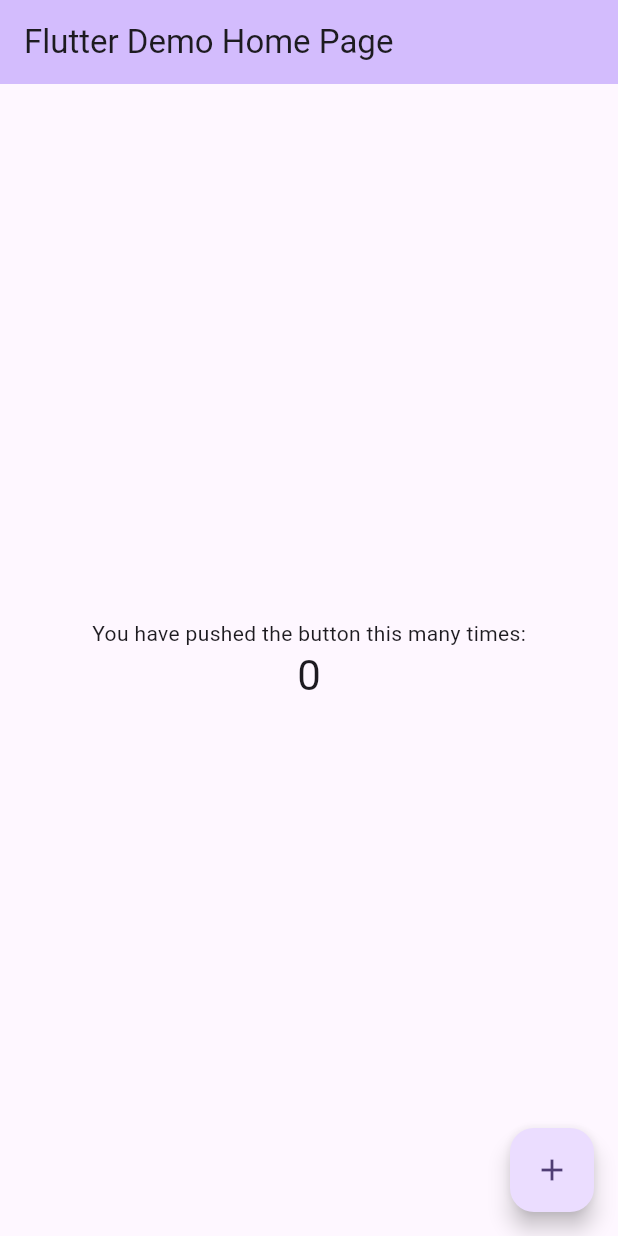
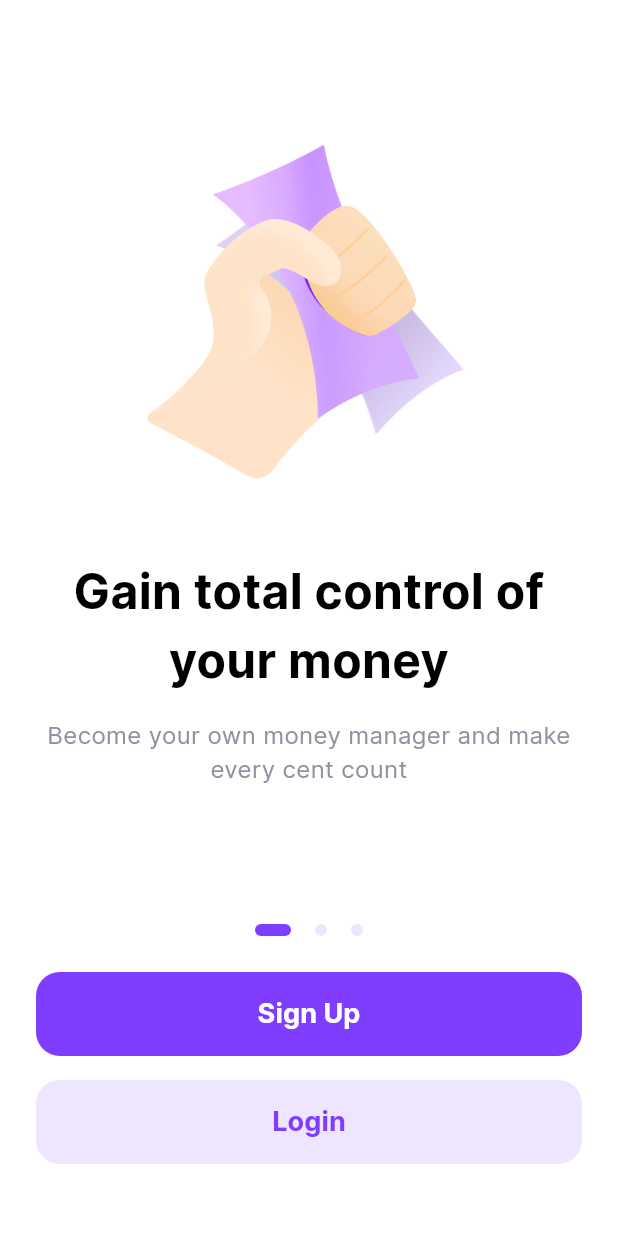
Before and after one commit to JacklynConn/expanse-tracker-app, a Flutter app: the screen it shows after launch, on a phone screen of 412 x 824 dp. Run offline on Flutter 3.47's test engine with Material 3 defaults, Android fonts, the phone set to English and light mode, and no system bars.

Commit message:
5. (Expense Tracker App) - Onboarding Screen

```diff
--- a/lib/main.dart
+++ b/lib/main.dart
@@ -1,3 +1,8 @@
+import '/resources/app_routes.dart';
+import '/views/onboarding/walkthrough_screen.dart';
+import '/resources/app_colours.dart';
+import '/resources/app_strings.dart';
+import '/views/onboarding/splash_screen.dart';
 import 'package:flutter/material.dart';
 
 void main() {
@@ -7,119 +12,21 @@ void main() {
 class MyApp extends StatelessWidget {
   const MyApp({super.key});
 
-  // This widget is the root of your application.
   @override
   Widget build(BuildContext context) {
     return MaterialApp(
-      title: 'Flutter Demo',
+      title: AppStrings.appName,
+      debugShowCheckedModeBanner: false,
       theme: ThemeData(
-        // This is the theme of your application.
-        //
-        // TRY THIS: Try running your application with "flutter run". You'll see
-        // the application has a purple toolbar. Then, without quitting the app,
-        // try changing the seedColor in the colorScheme below to Colors.green
-        // and then invoke "hot reload" (save your changes or press the "hot
-        // reload" button in a Flutter-supported IDE, or press "r" if you used
-        // the command line to start the app).
-        //
-        // Notice that the counter didn't reset back to zero; the application
-        // state is not lost during the reload. To reset the state, use hot
-        // restart instead.
-        //
-        // This works for code too, not just values: Most code changes can be
-        // tested with just a hot reload.
-        colorScheme: ColorScheme.fromSeed(seedColor: Colors.deepPurple),
+        colorScheme: ColorScheme.fromSeed(seedColor: AppColours.primaryColour),
         useMaterial3: true,
+        fontFamily: 'Inter',
       ),
-      home: const MyHomePage(title: 'Flutter Demo Home Page'),
+      initialRoute: AppRoutes.splashScreen,
+      routes: {
+        AppRoutes.splashScreen: (context) => const SplashScreen(),
+        AppRoutes.walkthroughScreen: (context) => const WalkthroughScreen(),
+      },
     );
   }
 }
-
-class MyHomePage extends StatefulWidget {
-  const MyHomePage({super.key, required this.title});
-
-  // This widget is the home page of your application. It is stateful, meaning
-  // that it has a State object (defined below) that contains fields that affect
-  // how it looks.
-
-  // This class is the configuration for the state. It holds the values (in this
-  // case the title) provided by the parent (in this case the App widget) and
-  // used by the build method of the State. Fields in a Widget subclass are
-  // always marked "final".
-
-  final String title;
-
-  @override
-  State<MyHomePage> createState() => _MyHomePageState();
-}
-
-class _MyHomePageState extends State<MyHomePage> {
-  int _counter = 0;
-
-  void _incrementCounter() {
-    setState(() {
-      // This call to setState tells the Flutter framework that something has
-      // changed in this State, which causes it to rerun the build method below
-      // so that the display can reflect the updated values. If we changed
-      // _counter without calling setState(), then the build method would not be
-      // called again, and so nothing would appear to happen.
-      _counter++;
-    });
-  }
-
-  @override
-  Widget build(BuildContext context) {
-    // This method is rerun every time setState is called, for instance as done
-    // by the _incrementCounter method above.
-    //
-    // The Flutter framework has been optimized to make rerunning build methods
-    // fast, so that you can just rebuild anything that needs updating rather
-    // than having to individually change instances of widgets.
-    return Scaffold(
-      appBar: AppBar(
-        // TRY THIS: Try changing the color here to a specific color (to
-        // Colors.amber, perhaps?) and trigger a hot reload to see the AppBar
-        // change color while the other colors stay the same.
-        backgroundColor: Theme.of(context).colorScheme.inversePrimary,
-        // Here we take the value from the MyHomePage object that was created by
-        // the App.build method, and use it to set our appbar title.
-        title: Text(widget.title),
-      ),
-      body: Center(
-        // Center is a layout widget. It takes a single child and positions it
-        // in the middle of the parent.
-        child: Column(
-          // Column is also a layout widget. It takes a list of children and
-          // arranges them vertically. By default, it sizes itself to fit its
-          // children horizontally, and tries to be as tall as its parent.
-          //
-          // Column has various properties to control how it sizes itself and
-          // how it positions its children. Here we use mainAxisAlignment to
-          // center the children vertically; the main axis here is the vertical
-          // axis because Columns are vertical (the cross axis would be
-          // horizontal).
-          //
-          // TRY THIS: Invoke "debug painting" (choose the "Toggle Debug Paint"
-          // action in the IDE, or press "p" in the console), to see the
-          // wireframe for each widget.
-          mainAxisAlignment: MainAxisAlignment.center,
-          children: <Widget>[
-            const Text(
-              'You have pushed the button this many times:',
-            ),
-            Text(
-              '$_counter',
-              style: Theme.of(context).textTheme.headlineMedium,
-            ),
-          ],
-        ),
-      ),
-      floatingActionButton: FloatingActionButton(
-        onPressed: _incrementCounter,
-        tooltip: 'Increment',
-        child: const Icon(Icons.add),
-      ), // This trailing comma makes auto-formatting nicer for build methods.
-    );
-  }
-}
--- /dev/null
+++ b/lib/models/slide_model.dart
@@ -0,0 +1,7 @@
+class SlideModel{
+  late String title;
+  late String description;
+  late String image;
+
+  SlideModel({required this.title, required this.description, required this.image});
+}
--- /dev/null
+++ b/lib/resources/app_colours.dart
@@ -0,0 +1,10 @@
+import 'package:flutter/material.dart';
+
+class AppColours {
+  static Color primaryColour = const Color(0xFF7F3DFF);
+  static Color primaryColourLight = const Color(0xFFEEE5FF);
+
+  static Color bgColour = const Color(0xFFFFFFFF);
+  static Color light20 = const Color(0xFF91919F);
+  static Color inputBg = const Color(0xFFE0E2E9);
+}
--- /dev/null
+++ b/lib/resources/app_routes.dart
@@ -0,0 +1,4 @@
+class AppRoutes{
+  static String splashScreen = '/';
+  static String walkthroughScreen = '/walkthrough_screen';
+}
--- /dev/null
+++ b/lib/resources/app_strings.dart
@@ -0,0 +1,27 @@
+class AppStrings{
+  static String appName = 'Penger';
+  static String walkthroughTitle1 = 'Gain total control of your money';
+  static String walkthroughDescription1 = 'Become your own money manager and make every cent count';
+  static String walkthroughTitle2 = 'Know where your money goes';
+  static String walkthroughDescription2 = 'Track your transaction easily, with categories and financial report';
+  static String walkthroughTitle3 = 'Planning ahead';
+  static String walkthroughDescription3 = 'Setup your budget for each category so you in control';
+  static String signUp = 'Sign Up';
+  static String signUpWithGoogle = 'Sign Up with Google';
+  static String login = 'Login';
+  static String verification = 'Verification';
+  static String verify = 'Verify';
+  static String name = 'Name';
+  static String emailAddress = 'E-mail Address';
+  static String password = 'Password';
+  static String agreeText = 'By signing up, you agree to the';
+  static String termsAndPrivacy = 'Terms of Service and Privacy Policy';
+  static String orWith = 'Or with';
+  static String alreadyHaveAnAccount = 'Already have an account?';
+  static String inputIsRequired = ':input is required';
+  static String anErrorOccurredTryAgain = 'Oops! an error occurred, try again';
+  static String noInternetAccess = 'Sorry! you need an active internet connection';
+  static String enterYourVerificationCode = 'Enter your Verification Code';
+  static String verificationCodeHint = 'We send verification code to your email :email. You can check your inbox.';
+  static String resendVerificationCodeHint = 'Did not receive the code? Send again';
+}
--- /dev/null
+++ b/lib/resources/app_styles.dart
@@ -0,0 +1,37 @@
+import 'package:flutter/material.dart';
+
+class AppStyles {
+  static TextStyle titleX({double size = 64, Color color = Colors.black}) {
+    return TextStyle(color: color, fontSize: size, fontWeight: FontWeight.bold);
+  }
+
+  static TextStyle title1({double size = 32, Color color = Colors.black}) {
+    return TextStyle(color: color, fontSize: size, fontWeight: FontWeight.bold);
+  }
+
+  static TextStyle title3({double size = 18, Color color = Colors.black}) {
+    return TextStyle(color: color, fontSize: size, fontWeight: FontWeight.w600);
+  }
+
+  static TextStyle regular1(
+      {double size = 16,
+      Color color = Colors.black,
+      FontWeight weight = FontWeight.normal}) {
+    return TextStyle(color: color, fontSize: size, fontWeight: weight);
+  }
+
+  static TextStyle medium({double size = 16, Color color = Colors.black}) {
+    return TextStyle(color: color, fontSize: size, fontWeight: FontWeight.w500);
+  }
+
+  static TextStyle bold({double size = 16, Color color = Colors.black}) {
+    return TextStyle(color: color, fontSize: size, fontWeight: FontWeight.bold);
+  }
+
+  static TextStyle appTitle({double size = 18, Color color = Colors.black}) {
+    return TextStyle(color: color, fontSize: size, fontWeight: FontWeight.w600);
+  }
+
+  static TextStyle snackBar({double size = 18, Color color = Colors.white}) =>
+      medium(size: size, color: color);
+}
--- /dev/null
+++ b/lib/views/components/ui/button_component.dart
@@ -0,0 +1,54 @@
+import 'package:expanse_tracker/resources/app_colours.dart';
+import 'package:expanse_tracker/resources/app_styles.dart';
+import 'package:flutter/material.dart';
+
+class ButtonComponent extends StatefulWidget {
+  final String label;
+  final Widget? icon;
+  final double? width;
+  final ButtonType? type;
+
+  const ButtonComponent(
+      {super.key, required this.label, this.icon, this.type, this.width});
+
+  @override
+  State<ButtonComponent> createState() => _ButtonComponentState();
+}
+
+class _ButtonComponentState extends State<ButtonComponent> {
+  @override
+  Widget build(BuildContext context) {
+    return SizedBox(
+      width: widget.width ?? MediaQuery.of(context).size.width,
+      height: 56,
+      child: ElevatedButton(
+        onPressed: () {},
+        style: ElevatedButton.styleFrom(
+          elevation: 0,
+          shape: RoundedRectangleBorder(
+            borderRadius: BorderRadius.circular(16),
+          ),
+          foregroundColor: widget.type == ButtonType.secondary
+              ? AppColours.primaryColour
+              : Colors.white,
+          backgroundColor: widget.type == ButtonType.secondary
+              ? AppColours.primaryColourLight
+              : AppColours.primaryColour,
+        ),
+        child: Text(
+          widget.label,
+          style: AppStyles.title3(
+            color: widget.type == ButtonType.secondary
+                ? AppColours.primaryColour
+                : Colors.white,
+          ),
+        ),
+      ),
+    );
+  }
+}
+
+enum ButtonType {
+  primary,
+  secondary,
+}
--- /dev/null
+++ b/lib/views/onboarding/splash_screen.dart
@@ -0,0 +1,40 @@
+import 'package:expanse_tracker/resources/app_styles.dart';
+
+import '../../resources/app_routes.dart';
+import '/resources/app_colours.dart';
+import '/resources/app_strings.dart';
+import 'package:flutter/material.dart';
+
+class SplashScreen extends StatefulWidget {
+  const SplashScreen({super.key});
+
+  @override
+  State<SplashScreen> createState() => _SplashScreenState();
+}
+
+class _SplashScreenState extends State<SplashScreen> {
+  @override
+  Widget build(BuildContext context) {
+    return Scaffold(
+      backgroundColor: AppColours.primaryColour,
+      body: Center(
+        child: Text(
+          AppStrings.appName,
+          style: AppStyles.titleX(size: 56, color: Colors.white),
+        ),
+      ),
+    );
+  }
+
+  @override
+  void initState() {
+    initApp();
+    super.initState();
+  }
+
+  void initApp(){
+    Future.delayed(const Duration(seconds: 3), () {
+      Navigator.pushReplacementNamed(context, AppRoutes.walkthroughScreen);
+    });
+  }
+}
--- /dev/null
+++ b/lib/views/onboarding/walkthrough_screen.dart
@@ -0,0 +1,150 @@
+import '../../models/slide_model.dart';
+import '../components/ui/button_component.dart';
+import '/resources/app_colours.dart';
+import '/resources/app_strings.dart';
+import '/resources/app_styles.dart';
+import 'package:flutter/material.dart';
+
+class WalkthroughScreen extends StatefulWidget {
+  const WalkthroughScreen({super.key});
+
+  @override
+  State<WalkthroughScreen> createState() => _WalkthroughScreenState();
+}
+
+class _WalkthroughScreenState extends State<WalkthroughScreen> {
+  PageController pageController = PageController();
+
+  List<SlideModel> slides = [
+    SlideModel(
+      title: AppStrings.walkthroughTitle1,
+      description: AppStrings.walkthroughDescription1,
+      image: "assets/images/walkthrough1.png",
+    ),
+    SlideModel(
+      title: AppStrings.walkthroughTitle2,
+      description: AppStrings.walkthroughDescription2,
+      image: "assets/images/walkthrough2.png",
+    ),
+    SlideModel(
+      title: AppStrings.walkthroughTitle3,
+      description: AppStrings.walkthroughDescription3,
+      image: "assets/images/walkthrough3.png",
+    ),
+  ];
+
+  int currentPage = 0;
+
+  @override
+  Widget build(BuildContext context) {
+    return Scaffold(
+      backgroundColor: AppColours.bgColour,
+      body: Column(
+        mainAxisAlignment: MainAxisAlignment.center,
+        crossAxisAlignment: CrossAxisAlignment.center,
+        children: [
+          Expanded(child: pages()),
+          // const SizedBox(height: 24),
+          Padding(
+            padding: const EdgeInsets.all(24.0),
+            child: Column(
+              children: [
+                indicatorWidget(),
+                const SizedBox(height: 24),
+                buttons(),
+                const SizedBox(height: 24),
+              ],
+            ),
+          ),
+        ],
+      ),
+    );
+  }
+
+  Widget indicatorWidget() {
+    return Row(
+      mainAxisAlignment: MainAxisAlignment.center,
+      crossAxisAlignment: CrossAxisAlignment.center,
+      children: [
+        for (int i = 0; i < slides.length; i++) ...[
+          InkWell(
+            onTap: () {
+              if (i != currentPage) {
+                pageController.animateToPage(
+                  i,
+                  duration: const Duration(milliseconds: 500),
+                  curve: Curves.easeInOut,
+                );
+              }
+            },
+            child: Container(
+              margin: const EdgeInsets.symmetric(horizontal: 4),
+              height: 8,
+              width: currentPage == i ? 24 : 8,
+              decoration: BoxDecoration(
+                color: currentPage == i
+                    ? AppColours.primaryColour
+                    : AppColours.primaryColourLight,
+                borderRadius: BorderRadius.circular(4),
+              ),
+            ),
+          ),
+          if (i < slides.length - 1) const SizedBox(width: 8),
+        ],
+      ],
+    );
+  }
+
+  Widget buttons() {
+    return Column(
+      children: [
+        ButtonComponent(
+          label: AppStrings.signUp,
+        ),
+        const SizedBox(height: 16),
+        ButtonComponent(
+          type: ButtonType.secondary,
+          label: AppStrings.login,
+        ),
+      ],
+    );
+  }
+
+  Widget pages() {
+    return PageView.builder(
+      itemCount: slides.length,
+      onPageChanged: (index) => setState(
+        () => currentPage = index,
+      ),
+      controller: pageController,
+      itemBuilder: (context, index) {
+        return ListView(
+          shrinkWrap: true,
+          padding: const EdgeInsets.all(24),
+          children: [
+            const SizedBox(height: 48),
+            Center(
+              child: Image.asset(
+                slides[index].image,
+                width: MediaQuery.of(context).size.width / 1.5,
+              ),
+            ),
+            const SizedBox(height: 24),
+            Text(
+              slides[index].title,
+              style: AppStyles.title1(),
+              textAlign: TextAlign.center,
+            ),
+            const SizedBox(height: 16),
+            Text(
+              slides[index].description,
+              style: AppStyles.regular1(
+                  color: AppColours.light20, weight: FontWeight.w500),
+              textAlign: TextAlign.center,
+            ),
+          ],
+        );
+      },
+    );
+  }
+}
```
Also changed, not shown: pubspec.yaml (+14 -9 lines), assets/fonts/Inter-Bold.ttf (added), assets/fonts/Inter-Medium.ttf (added), assets/fonts/Inter-Regular.ttf (added), assets/fonts/Inter-SemiBold.ttf (added), assets/images/google.png (added), assets/images/walkthrough1.png (added), assets/images/walkthrough2.png (added), assets/images/walkthrough3.png (added).
